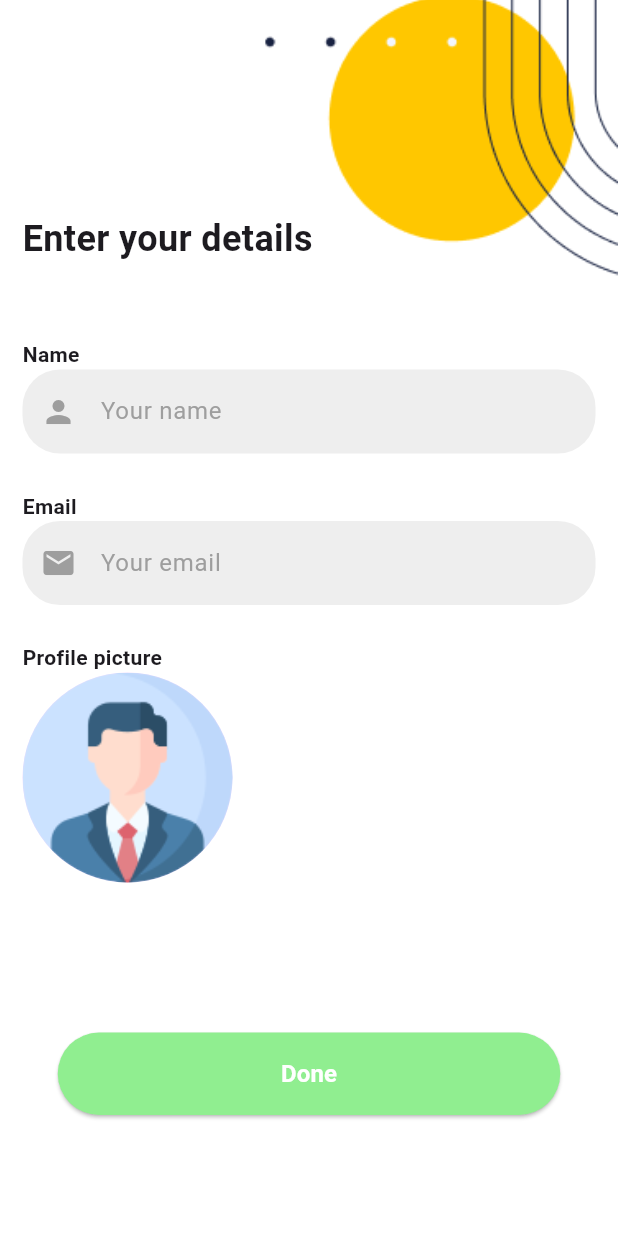
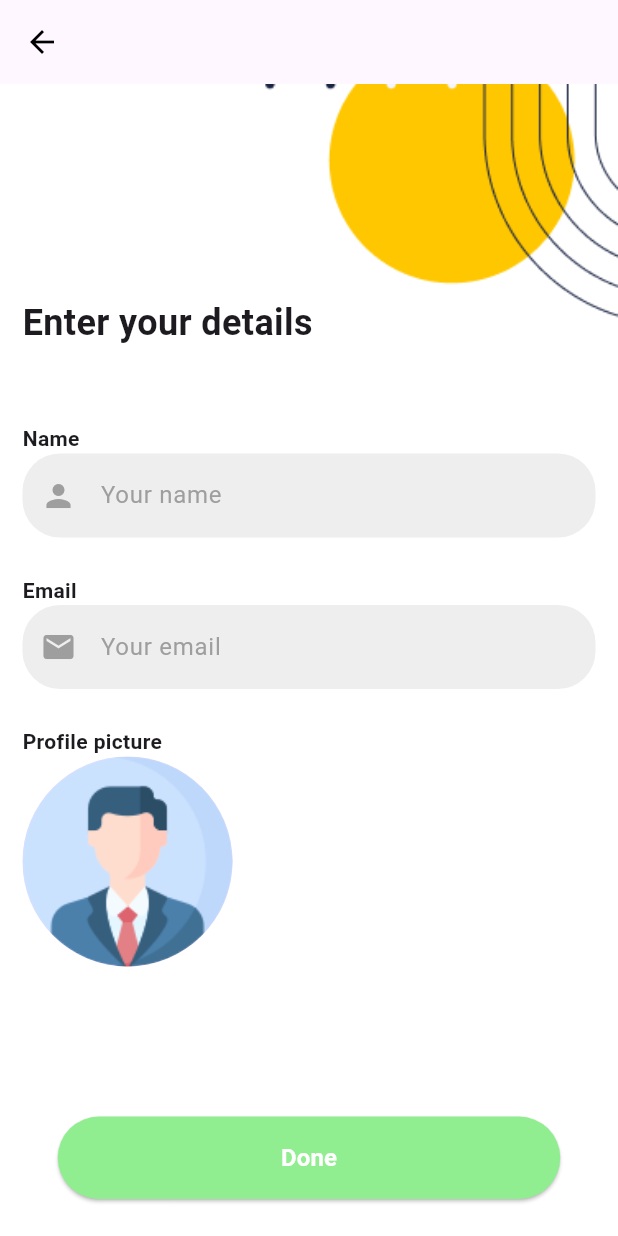
Before and after one commit to UdithaAthukorala/Tea-Trover-user, a Flutter app: the Profiledetails screen opened directly with empty values, on a phone screen of 412 x 824 dp. Run offline on Flutter 3.47's test engine with Material 3 defaults, Android fonts, the phone set to English and light mode, and no system bars; our stand-ins replace calendar_date_picker2, email_validator, firebase_auth, firebase_core, firebase_database, firebase_storage and 5 more; missing offline and left inert: intl_phone_number_field; accounts and stored records are empty; network calls fail.

Commit message:
New Bug fixed and page added

```diff
--- a/lib/screens/otpScreen.dart
+++ b/lib/screens/otpScreen.dart
@@ -107,7 +107,7 @@ class _OtpscreenState extends State<Otpscreen> {
         Fluttertoast.showToast(msg: "Welcome ${(snap.snapshot.value as dynamic)["name"]}");
         // Showsnackbar.showsuccessSnackbar("Susscessfull", "Welcome ${(snap.snapshot.value as dynamic)["name"]}");
         Navigator.pop(context);
-        Navigator.push(context, MaterialPageRoute(builder: (c)=> Bottomnavigationbarscreen()));
+        Navigator.pushAndRemoveUntil(context, MaterialPageRoute(builder: (context) => Bottomnavigationbarscreen(),), (route) => false,);
       }
       else{
         Navigator.pop(context);
--- a/lib/screens/profileDetails.dart
+++ b/lib/screens/profileDetails.dart
@@ -11,8 +11,7 @@ import '../widgets/progress_dialog.dart';
 import 'bottomNavigationBar.dart';
 
 class Profiledetails extends StatefulWidget {
-
-  const Profiledetails({super.key,required this.phoneNumber,required this.currentUser});
+  const Profiledetails({super.key, required this.phoneNumber, required this.currentUser});
   final String phoneNumber;
   final User? currentUser;
 
@@ -21,11 +20,10 @@ class Profiledetails extends StatefulWidget {
 }
 
 class _ProfiledetailsState extends State<Profiledetails> {
-
   final nameTextEdittingcont = TextEditingController();
   final emailTextEdittingcont = TextEditingController();
   final formkey = GlobalKey<FormState>();
-  File? _profilePhoto = null;
+  File? _profilePhoto;
 
   Future<void> pickImage(ImageSource source) async {
     final pickedFile = await ImagePicker().pickImage(source: source);
@@ -36,268 +34,260 @@ class _ProfiledetailsState extends State<Profiledetails> {
     }
   }
 
-  void submit() async{
-
-    if(formkey.currentState!.validate()){
+  void submit() async {
+    if (formkey.currentState!.validate()) {
       showDialog(
         barrierDismissible: false,
         context: context,
-          builder: (BuildContext context) => ProgressDialog()
+        builder: (BuildContext context) => ProgressDialog(),
       );
 
       String? profilePhotoUrl;
 
       if (_profilePhoto != null) {
-          profilePhotoUrl = await Controllers.uploadImage(_profilePhoto!, "leafCustomer/${widget.currentUser!.uid}/profile_photo.jpg");
-        }
-        else{
+        profilePhotoUrl = await Controllers.uploadImage(
+          _profilePhoto!,
+          "leafCustomer/${widget.currentUser!.uid}/profile_photo.jpg",
+        );
+      } else {
         Navigator.pop(context);
         Fluttertoast.showToast(msg: "Please select an image");
         return;
       }
 
-        if(widget.currentUser!=null && profilePhotoUrl!=null){
-          Map userMap={
-            "id":widget.currentUser!.uid,
-            "name":nameTextEdittingcont.text.trim(),
-            "email":emailTextEdittingcont.text.trim(),
-            "phone":widget.phoneNumber,
-            "profilepic":profilePhotoUrl,
+      if (widget.currentUser != null && profilePhotoUrl != null) {
+        Map userMap = {
+          "id": widget.currentUser!.uid,
+          "name": nameTextEdittingcont.text.trim(),
+          "email": emailTextEdittingcont.text.trim(),
+          "phone": widget.phoneNumber,
+          "profilepic": profilePhotoUrl,
         };
 
-          DatabaseReference userRef=FirebaseDatabase.instance.ref().child("leafCustomer");
+        DatabaseReference userRef =
+        FirebaseDatabase.instance.ref().child("leafCustomer");
 
         userRef.child(widget.currentUser!.uid).set(userMap).then((onValue) async {
           Fluttertoast.showToast(msg: "Welcome ${nameTextEdittingcont.text.trim()}");
-            Navigator.pop(context);
-            Navigator.push(context, MaterialPageRoute(builder: (c) => Bottomnavigationbarscreen()));
-
-          }).catchError((error){
+          Navigator.pushAndRemoveUntil(
+            context,
+            MaterialPageRoute(
+              builder: (context) => Bottomnavigationbarscreen(),
+            ),
+                (route) => false,
+          );
+        }).catchError((error) {
           Navigator.pop(context);
           Fluttertoast.showToast(msg: "Verification error");
-            print("Error ocured : $error");
+          print("Error occurred: $error");
         });
-        }else{
+      } else {
         Navigator.pop(context);
         Fluttertoast.showToast(msg: "Registration error");
       }
-    }
-    else{
+    } else {
       Fluttertoast.showToast(msg: "Saving Error");
     }
-
   }
-
 
   @override
   Widget build(BuildContext context) {
     return Scaffold(
+      appBar: AppBar(
+        leading: IconButton(
+          icon: Icon(Icons.arrow_back, color: Colors.black),
+          onPressed: () => Navigator.pop(context),
+        ),
+        backgroundColor: Colors.transparent,
+        elevation: 0,
+      ),
       body: Container(
         decoration: BoxDecoration(
-          image: DecorationImage(image: AssetImage('assets/imgs/background.png'),
+          image: DecorationImage(
+            image: AssetImage('assets/imgs/background.png'),
             fit: BoxFit.cover,
           ),
         ),
-
         child: ListView(
           children: [
-            Padding(padding: EdgeInsets.fromLTRB(5,(MediaQuery.of(context).size.height)/6,5,5),
-
+            Padding(
+              padding: EdgeInsets.fromLTRB(5, (MediaQuery.of(context).size.height) / 6, 5, 5),
             ),
-
             Padding(
-              padding: const EdgeInsets.fromLTRB(15,0,15,0),
+              padding: const EdgeInsets.fromLTRB(15, 0, 15, 0),
               child: Column(
                 crossAxisAlignment: CrossAxisAlignment.start,
                 children: [
-                  Text("Enter your details",
+                  Text(
+                    "Enter your details",
                     style: TextStyle(
                       fontSize: 24,
-                        fontWeight: FontWeight.bold
+                      fontWeight: FontWeight.bold,
                     ),
                   ),
-
-                  SizedBox(height: 50,),
-
+                  SizedBox(height: 50),
                   Form(
                     key: formkey,
                     child: Column(
                       mainAxisAlignment: MainAxisAlignment.center,
                       crossAxisAlignment: CrossAxisAlignment.center,
                       children: [
-
-                        Align(alignment: Alignment.centerLeft,child: Text("Name",style: TextStyle(fontWeight: FontWeight.bold),)),
-
-
+                        Align(
+                          alignment: Alignment.centerLeft,
+                          child: Text("Name", style: TextStyle(fontWeight: FontWeight.bold)),
+                        ),
                         TextFormField(
-                          inputFormatters: [
-                            LengthLimitingTextInputFormatter(50)
-                          ],
+                          inputFormatters: [LengthLimitingTextInputFormatter(50)],
                           decoration: InputDecoration(
                             hintText: 'Your name',
-                            hintStyle: TextStyle(
-                                color: Colors.grey
-                            ),
+                            hintStyle: TextStyle(color: Colors.grey),
                             filled: true,
-                            fillColor:Colors.grey.shade200,
-
+                            fillColor: Colors.grey.shade200,
                             enabledBorder: OutlineInputBorder(
                               borderRadius: BorderRadius.circular(25),
                               borderSide: BorderSide(
-                                color: Colors.transparent, // Set the color you want for the focused border
+                                color: Colors.transparent,
                                 width: 1.0,
                               ),
                             ),
-
                             focusedBorder: OutlineInputBorder(
                               borderRadius: BorderRadius.circular(25),
                               borderSide: BorderSide(
-                                color: Colors.black, // Set the color you want for the focused border
+                                color: Colors.black,
                                 width: 1.0,
                               ),
                             ),
-
                             errorBorder: OutlineInputBorder(
                               borderRadius: BorderRadius.circular(25),
                               borderSide: BorderSide(
-                                color: Colors.red, // Set the color you want for the focused border
+                                color: Colors.red,
                                 width: 1.0,
                               ),
                             ),
-
                             border: OutlineInputBorder(
                               borderRadius: BorderRadius.circular(25),
                               borderSide: BorderSide(
-                                color: Colors.red, // Set the color you want for the focused border
+                                color: Colors.red,
                                 width: 1.0,
                               ),
                             ),
-
-                            prefixIcon: Icon(Icons.person,color: Colors.grey,),
+                            prefixIcon: Icon(Icons.person, color: Colors.grey),
                           ),
-
                           autovalidateMode: AutovalidateMode.onUserInteraction,
-                          validator: (text){
-                            if(text==null || text.isEmpty){
+                          validator: (text) {
+                            if (text == null || text.isEmpty) {
                               return 'Name can\'t be empty';
                             }
-                            if(text.length<2){
+                            if (text.length < 2) {
                               return 'Please enter a valid Name';
                             }
-                            if(text.length>50){
+                            if (text.length > 50) {
                               return 'Name can\'t be more than 50';
                             }
+                            return null;
                           },
-                          onChanged: (text)=>setState(() {
-                            nameTextEdittingcont.text=text;
+                          onChanged: (text) => setState(() {
+                            nameTextEdittingcont.text = text;
                           }),
                         ),
-
-                        SizedBox(height: 25,),
-
-
-                        Align(alignment: Alignment.centerLeft,child: Text("Email",style: TextStyle(fontWeight: FontWeight.bold),)),
-
+                        SizedBox(height: 25),
+                        Align(
+                          alignment: Alignment.centerLeft,
+                          child: Text("Email", style: TextStyle(fontWeight: FontWeight.bold)),
+                        ),
                         TextFormField(
-                          inputFormatters: [
-                            LengthLimitingTextInputFormatter(100)
-                          ],
+                          inputFormatters: [LengthLimitingTextInputFormatter(100)],
                           decoration: InputDecoration(
                             hintText: 'Your email',
-                            hintStyle: TextStyle(
-                                color: Colors.grey
-                            ),
+                            hintStyle: TextStyle(color: Colors.grey),
                             filled: true,
-                            fillColor:Colors.grey.shade200,
+                            fillColor: Colors.grey.shade200,
                             enabledBorder: OutlineInputBorder(
                               borderRadius: BorderRadius.circular(25),
                               borderSide: BorderSide(
-                                color: Colors.transparent, // Set the color you want for the focused border
+                                color: Colors.transparent,
                                 width: 1.0,
                               ),
                             ),
-
                             focusedBorder: OutlineInputBorder(
                               borderRadius: BorderRadius.circular(25),
                               borderSide: BorderSide(
-                                color: Colors.black, // Set the color you want for the focused border
+                                color: Colors.black,
                                 width: 1.0,
                               ),
                             ),
-
                             errorBorder: OutlineInputBorder(
                               borderRadius: BorderRadius.circular(25),
                               borderSide: BorderSide(
-                                color: Colors.red, // Set the color you want for the focused border
+                                color: Colors.red,
                                 width: 1.0,
                               ),
                             ),
-
                             border: OutlineInputBorder(
                               borderRadius: BorderRadius.circular(25),
                               borderSide: BorderSide(
-                                color: Colors.red, // Set the color you want for the focused border
+                                color: Colors.red,
                                 width: 1.0,
                               ),
                             ),
-                            prefixIcon: Icon(Icons.email,color: Colors.grey,),
+                            prefixIcon: Icon(Icons.email, color: Colors.grey),
                           ),
                           autovalidateMode: AutovalidateMode.onUserInteraction,
-                          validator: (text){
-                            if(text==null || text.isEmpty){
+                          validator: (text) {
+                            if (text == null || text.isEmpty) {
                               return 'Email can\'t be empty';
                             }
-
-                            if(EmailValidator.validate(text)==true){
+                            if (EmailValidator.validate(text) == true) {
                               return null;
                             }
-                            if(text.length<2){
+                            if (text.length < 2) {
                               return 'Please enter a valid Email';
                             }
-                            if(text.length>90){
+                            if (text.length > 90) {
                               return 'Email can\'t be more than 90';
                             }
+                            return null;
                           },
-                          onChanged: (text)=>setState(() {
-                            emailTextEdittingcont.text=text;
+                          onChanged: (text) => setState(() {
+                            emailTextEdittingcont.text = text;
                           }),
                         ),
-
                       ],
                     ),
                   ),
-
-                  SizedBox(height: 25,),
-
-                  Align(alignment: Alignment.centerLeft,child: Text("Profile picture",style: TextStyle(fontWeight: FontWeight.bold),)),
-
+                  SizedBox(height: 25),
+                  Align(
+                    alignment: Alignment.centerLeft,
+                    child: Text("Profile picture", style: TextStyle(fontWeight: FontWeight.bold)),
+                  ),
                   GestureDetector(
-                    onTap: (){
+                    onTap: () {
                       pickImage(ImageSource.gallery);
                     },
                     child: CircleAvatar(
                       radius: 70,
-                      backgroundImage: _profilePhoto != null?FileImage(_profilePhoto!):AssetImage("assets/imgs/profile.png"),
+                      backgroundImage: _profilePhoto != null
+                          ? FileImage(_profilePhoto!)
+                          : AssetImage("assets/imgs/profile.png"),
                     ),
                   ),
-
-                  SizedBox(height: 100,),
-
+                  SizedBox(height: 100),
                   Center(
                     child: SizedBox(
                       width: 335,
                       height: 55,
-
                       child: ElevatedButton(
-                        onPressed: (){
+                        onPressed: () {
                           submit();
                         },
-                        child: Text("Done",
+                        child: Text(
+                          "Done",
                           style: TextStyle(
                             color: Colors.white,
                             fontWeight: FontWeight.bold,
-                              fontSize: 16
-                          ),),
+                            fontSize: 16,
+                          ),
+                        ),
                         style: ElevatedButton.styleFrom(
                           backgroundColor: Color.fromRGBO(144, 238, 144, 1),
                         ),
@@ -307,7 +297,6 @@ class _ProfiledetailsState extends State<Profiledetails> {
                 ],
               ),
             ),
-
           ],
         ),
       ),
```
Also changed, not shown: lib/screens/homeScreen.dart (+16 -36 lines), lib/screens/profile.dart (+22 -7 lines). Lines whose indentation alone changed are shown as unchanged.
